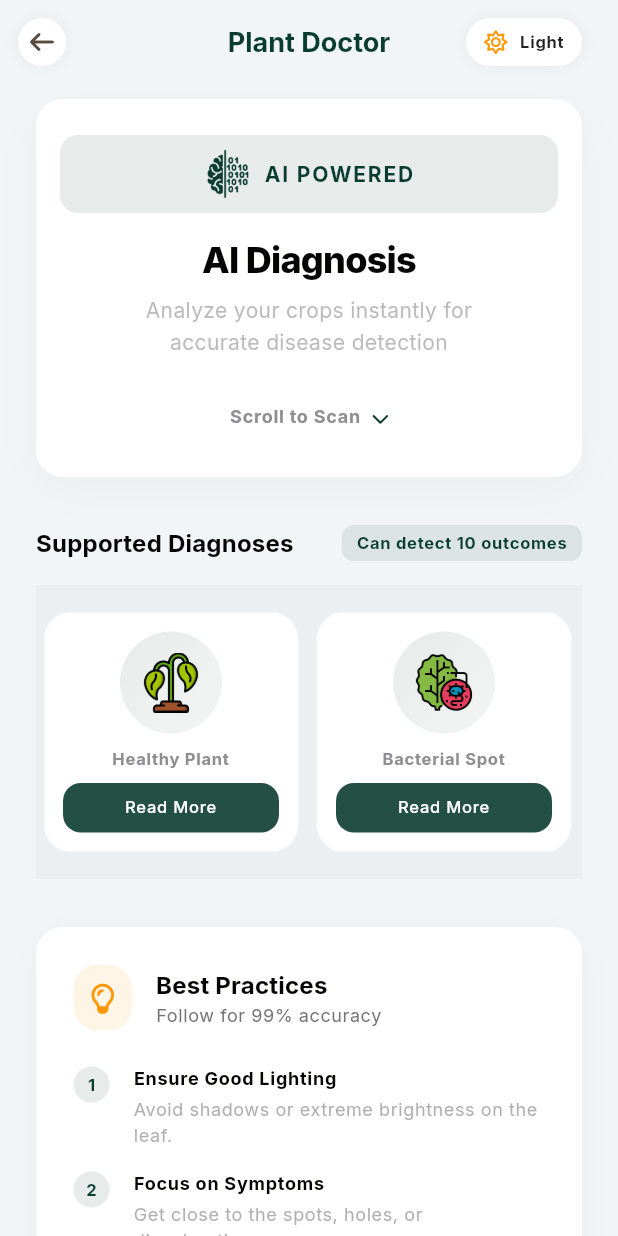
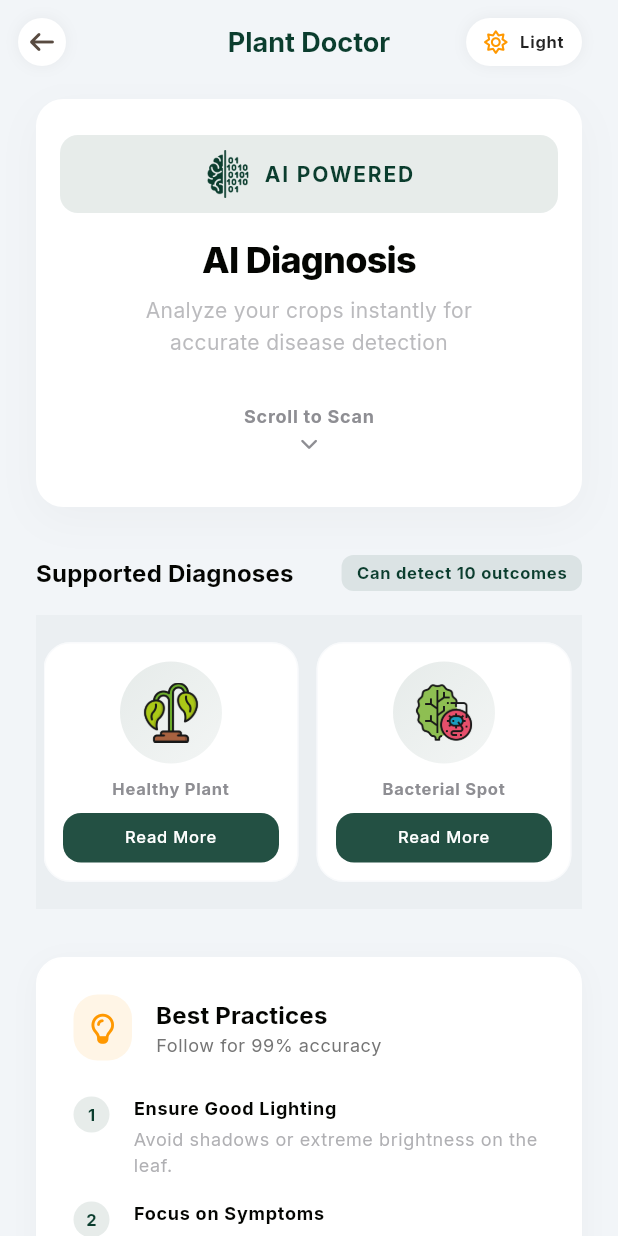
Before and after one commit to SedemHoggarOfficial/Flutter-Tomato-Leaf-Disease-Detector, a Flutter app: the screen it shows after launch, after a tap on "Start Scanning", on a phone screen of 412 x 824 dp. Run offline on Flutter 3.47's test engine with Material 3 defaults, Android fonts, the phone set to English and light mode, and no system bars; our stand-ins replace font_awesome_flutter, google_fonts, image_picker, shared_preferences; missing offline and left inert: tflite_flutter; statements that could not run were skipped.

Commit message:
Added opacity to the image icons. Also added a translate animation to the scroll to scan icon

```diff
--- a/lib/screens/result_screen.dart
+++ b/lib/screens/result_screen.dart
@@ -169,9 +169,7 @@ class _ResultScreenState extends State<ResultScreen>
                           ),
                           decoration: BoxDecoration(
                             color: isHealthy
-                                ?  theme.colorScheme.primary.withValues(
-                                    alpha: 0.9,
-                                  )
+                                ? isDark ? theme.colorScheme.onPrimary.withValues(alpha: 0.9) : theme.colorScheme.primary.withValues(alpha: 0.9)
                                 : widget.result.isUncertain
                                 ? Colors.grey.withValues(alpha: 0.9)
                                 : Colors.red.withValues(alpha: 0.9),
--- a/lib/screens/scanner_screen.dart
+++ b/lib/screens/scanner_screen.dart
@@ -35,6 +35,8 @@ class _ScannerScreenState extends State<ScannerScreen>
   File? _selectedImage;
   bool _isModelLoaded = false;
   bool _isAnalyzing = false;
+
+  bool _up = true;
 
   // Persistent result (for this session)
   PredictionResult? _lastResult;
@@ -322,8 +324,9 @@ class _ScannerScreenState extends State<ScannerScreen>
                             AppConstants.radiusLg,
                           ),
                         ),
-                        child: Row(
+                        child: Column(
                           mainAxisSize: MainAxisSize.min,
+                          crossAxisAlignment: CrossAxisAlignment.center,
                           children: [
                             Text(
                               'Scroll to Scan',
@@ -332,12 +335,26 @@ class _ScannerScreenState extends State<ScannerScreen>
                                 fontWeight: FontWeight.bold,
                               ),
                             ),
-                            const SizedBox(width: 8),
-                            FaIcon(
+                            const SizedBox(height: 8),
+                            TweenAnimationBuilder<double>(
+                              tween: Tween(begin: 0, end: _up ? -5 : 0),
+                              duration: const Duration(seconds: 1),
+                              curve: Curves.easeInOut,
+                              onEnd: () {
+                                setState(() => _up = !_up);
+                              },
+                              builder: (context, value, child){
+                                return Transform.translate(
+                                  offset: Offset(0, value),
+                                  child: child,
+                                );
+                              },
+                              child: FaIcon(
                                 FontAwesomeIcons.chevronDown,
                                 size: 12,
-                              color: theme.colorScheme.primary,
+                                color: theme.textTheme.bodySmall?.color,
                                 weight: 12,
+                              ),
                             ),
                           ],
                         ),
@@ -867,6 +884,7 @@ class _ScannerScreenState extends State<ScannerScreen>
     final diseases = DiseaseInfo.allDiseases.toList();
 
     final theme = Theme.of(context);
+    final isDark = theme.brightness == Brightness.dark;
 
     return Column(
       crossAxisAlignment: CrossAxisAlignment.start,
@@ -937,12 +955,15 @@ class _ScannerScreenState extends State<ScannerScreen>
                           ),
                           shape: BoxShape.circle,
                         ),
+                        child: Opacity(
+                          opacity: isDark ? 0.7 : 0.9,
                           child: Image.asset(
                             !diseases[index].isHealthy ? 'assets/icon/virus.png' : 'assets/icon/plant (1).png',
                             width: 40,
                             // color: !diseases[index].isHealthy ? Colors.red : null,
                             colorBlendMode: BlendMode.srcIn,
                             fit: BoxFit.contain,
+                          ),
                         ),
                       ),
                       const SizedBox(height: 10),
--- a/lib/screens/welcome_screen.dart
+++ b/lib/screens/welcome_screen.dart
@@ -153,59 +153,19 @@ class _WelcomeScreenState extends State<WelcomeScreen> with TickerProviderStateM
                           ),
                           child: ScaleTransition(
                             scale: _scaleAnimation,
-                            child: Image.asset(
-                              'assets/icon/intelligence.png',
-                              width: 64,
-                              height: 64,
-                              fit: BoxFit.contain,
+                            child: Opacity(
+                              opacity: isDark ? 0.75 : 0.9,
+                              child: Image.asset(
+                                'assets/icon/intelligence.png',
+                                width: 64,
+                                height: 64,
+                                fit: BoxFit.contain,
+                              ),
                             ),
                           ),
                         ),
                       ),
-
-                      // Hero Section
-                      // Center(
-                      //   child: Container(
-                      //     padding: const EdgeInsets.all(32),
-                      //     decoration: BoxDecoration(
-                      //       color: theme.colorScheme.primary.withValues(
-                      //         alpha: 0.1,
-                      //       ),
-                      //       shape: BoxShape.circle,
-                      //     ),
-                      //     child: TweenAnimationBuilder<double>(
-                      //       key: ValueKey(animate),
-                      //       tween: Tween(begin: 0.2, end: 1.1),
-                      //       duration: const Duration(seconds: 1, milliseconds: 500),
-                      //       curve: Curves.easeOutCubic,
-                      //       builder: (context, value, child) {
-                      //         return Transform.scale(
-                      //           scale: value,
-                      //           child: child,
-                      //         );
-                      //       },
-                      //       child: Image.asset(
-                      //         'assets/icon/intelligence.png',
-                      //         width: 64,
-                      //         height: 64,
-                      //         fit: BoxFit.contain,
-                      //       ),
-                      //     ),
-                      //   ),
-                      // ),
-
                       const SizedBox(height: 40),
-
-                      // ElevatedButton(
-                      //   onPressed: (){
-                      //     setState(() {
-                      //       animate = !animate;
-                      //     });
-                      //   },
-                      //   child: const Text("Replay"),
-                      // ),
-
-                      // Title
                       Text(
                         'Leaf Guard',
                         textAlign: TextAlign.center,
```
Lines whose indentation alone changed are shown as unchanged.
